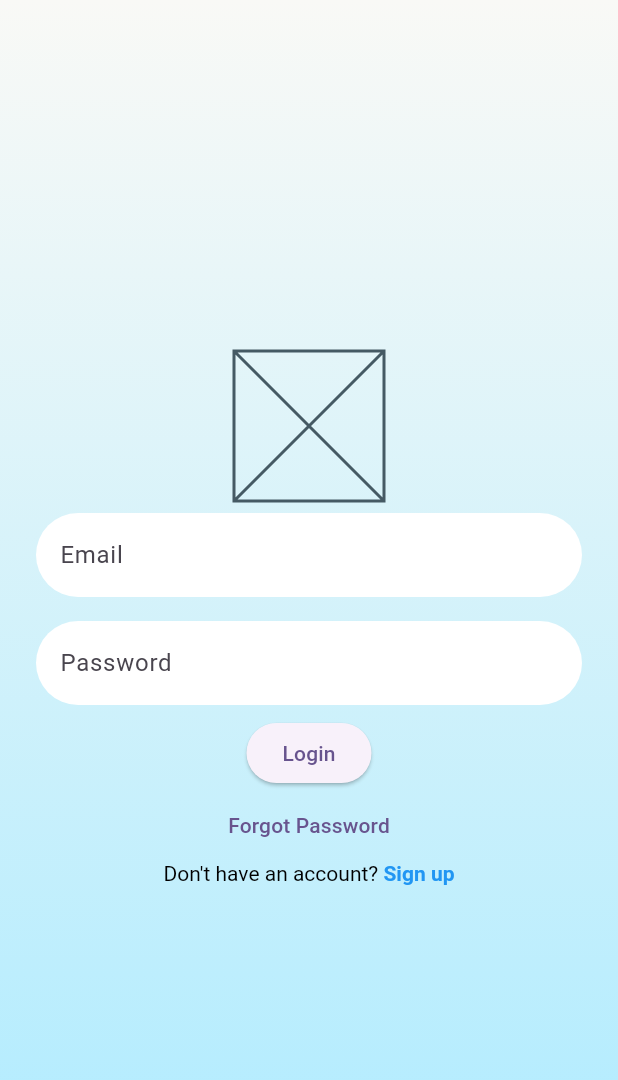
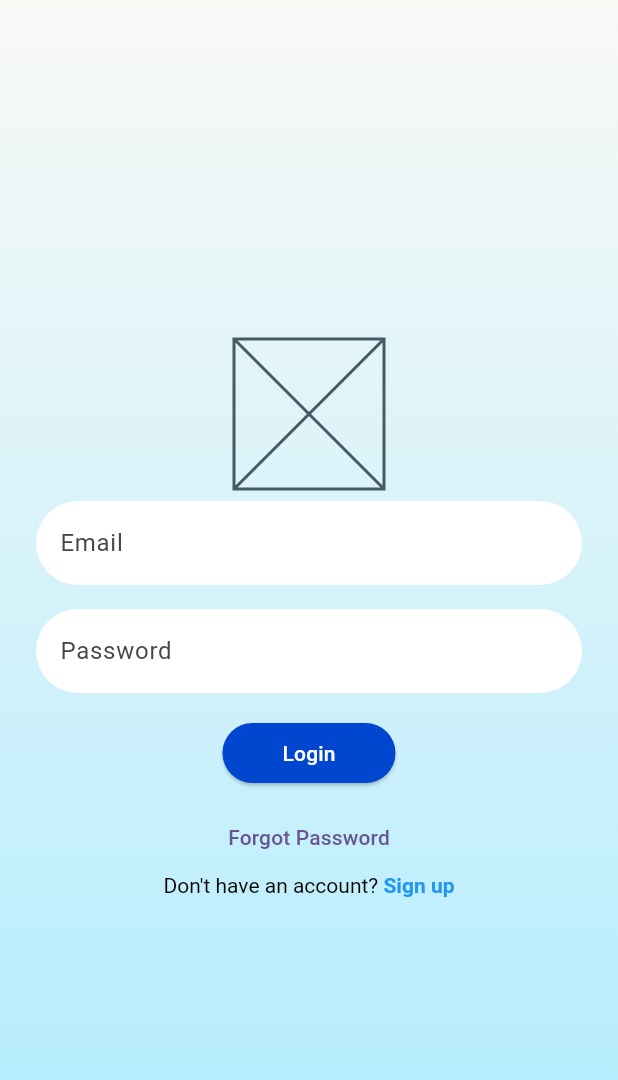
Before and after one commit to sharefahaneem/kokohub-flutter, a Flutter app: the screen it shows after launch, on a phone screen of 412 x 824 dp. Shown: the top 1080 px of the screen. Run offline on Flutter 3.47's test engine with Material 3 defaults, Android fonts, the phone set to English and light mode, and no system bars; our stand-ins replace equatable, flutter_bloc, shared_preferences.

Commit message:
feat(login): create LoginButton widget
- Implemented a reusable LoginButton widget to standardize button styles and functionality across the login module.
- Enhances code maintainability and UI consistency.

```diff
--- a/lib/constants/app_colors.dart
+++ b/lib/constants/app_colors.dart
@@ -5,4 +5,5 @@ class AppColors {
 
   static const Color loginColor1 = Color(0xffF9F9F6);
   static const Color loginColor2 = Color(0xffADEBFF);
+  static const Color loginButtonColor = Color(0xff0046CF);
 }
--- a/lib/ui/login/pages/login_layout.dart
+++ b/lib/ui/login/pages/login_layout.dart
@@ -1,5 +1,6 @@
 import 'package:flutter/material.dart';
 import 'package:flutter_kokohub/constants/app_colors.dart';
+import 'package:flutter_kokohub/ui/login/widgets/login_button_widget.dart';
 import 'package:flutter_kokohub/ui/login/widgets/text_field_login_widget.dart';
 
 class LoginLayout extends StatelessWidget {
@@ -41,9 +42,9 @@ class LoginLayout extends StatelessWidget {
                 labelText: 'Password',
               ),
             ),
-            ElevatedButton(
-              onPressed: () {},
-              child: const Text('Login'),
+            const Padding(
+              padding: EdgeInsets.symmetric(vertical: 8.0),
+              child: LoginButtonWidget(),
             ),
             TextButton(
               onPressed: () {},
--- /dev/null
+++ b/lib/ui/login/widgets/login_button_widget.dart
@@ -0,0 +1,24 @@
+import 'package:flutter/material.dart';
+import 'package:flutter_kokohub/constants/app_colors.dart';
+
+class LoginButtonWidget extends StatelessWidget {
+  const LoginButtonWidget({super.key});
+
+  @override
+  Widget build(BuildContext context) {
+    return ElevatedButton(
+      style: ElevatedButton.styleFrom(
+        backgroundColor: AppColors.loginButtonColor,
+        foregroundColor: Colors.white,
+        shape: RoundedRectangleBorder(
+          borderRadius: BorderRadius.circular(30.0),
+        ),
+      ),
+      onPressed: () {},
+      child: const Padding(
+        padding: EdgeInsets.symmetric(horizontal: 16.0),
+        child: Text('Login'),
+      ),
+    );
+  }
+}
```
